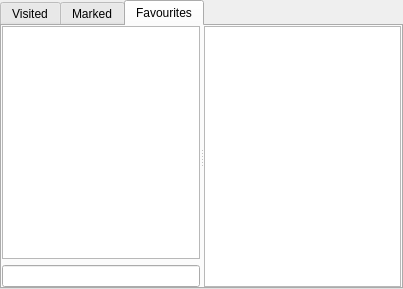
Old version of the form src/ui/catalogwidget.ui in the repository mobius3/douml.
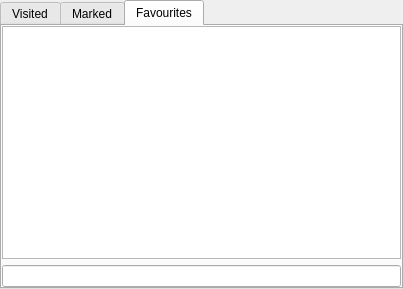
New version of the form.

Commit message: Technically, this commit can be used and is working. Last visited/Marked/Favourites views are working even though they do not yet have full feature set. L_UniversalModels in src/libs must be built separately prior to Douml compilation

Patch:
```diff
--- a/src/ui/catalogwidget.ui
+++ b/src/ui/catalogwidget.ui
@@ -67,7 +67,7 @@
          <property name="orientation">
           <enum>Qt::Horizontal</enum>
          </property>
-         <widget class="QWidget" name="">
+         <widget class="QWidget" name="layoutWidget">
           <layout class="QVBoxLayout" name="verticalLayout">
            <item>
             <widget class="QTreeView" name="tvFavourites"/>
@@ -77,7 +77,6 @@
            </item>
           </layout>
          </widget>
-         <widget class="QListView" name="lvFavouritesSets"/>
         </widget>
        </item>
       </layout>
```
The commit also changes 9 other files.
